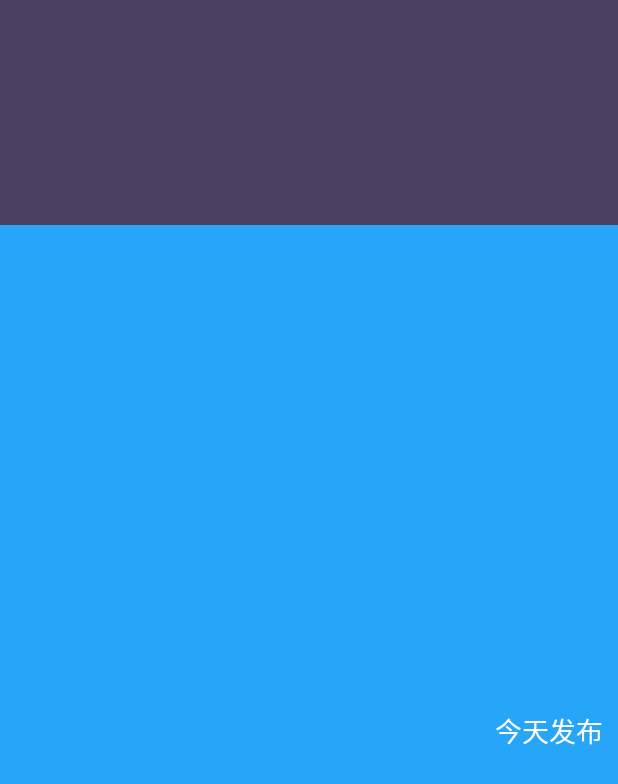
After one commit to ShiYaming/coolweather, an Android app: the WeatherActivity screen opened directly, with no data from a screen before it, on a phone screen of 412 x 824 dp. The commit adds this screen. Shown: the top 784 px of the screen. Run offline under Robolectric (Android 15) with nearby library versions, the phone set to English and light mode, and no system bars.

Commit message:
add the function of showing weather infomation

```diff
--- a/app/src/main/java/com/test/sym/coolwheather/activity/ChooseAreaActivity.java
+++ b/app/src/main/java/com/test/sym/coolwheather/activity/ChooseAreaActivity.java
@@ -2,7 +2,10 @@
 
 import android.app.Activity;
 import android.app.ProgressDialog;
+import android.content.Intent;
+import android.content.SharedPreferences;
 import android.os.Bundle;
+import android.preference.PreferenceManager;
 import android.text.TextUtils;
 import android.view.View;
 import android.view.Window;
@@ -48,6 +51,15 @@
     @Override
     protected void onCreate(Bundle savedInstanceState) {
         super.onCreate(savedInstanceState);
+
+        SharedPreferences prefs = PreferenceManager.getDefaultSharedPreferences(this);
+        if(prefs.getBoolean("city_selected",false)) {
+            Intent intent = new Intent(this,WeatherActivity.class);
+            startActivity(intent);
+            finish();
+            return;
+        }
+
         requestWindowFeature(Window.FEATURE_NO_TITLE);
         setContentView(R.layout.choose_area);
 
@@ -65,6 +77,14 @@
                 } else if (currentLevel == LEVEL_CITY) {
                     selectedCity = cityList.get(index);
                     queryCounties();
+                }
+
+                else if (currentLevel == LEVEL_COUNTY) {
+                    String countyCode = countyList.get(index).getCountyCode();
+                    Intent intent = new Intent(ChooseAreaActivity.this,WeatherActivity.class);
+                    intent.putExtra("county_code",countyCode);
+                    startActivity(intent);
+                    finish();
                 }
             }
         });
--- /dev/null
+++ b/app/src/main/java/com/test/sym/coolwheather/activity/WeatherActivity.java
@@ -0,0 +1,121 @@
+package com.test.sym.coolwheather.activity;
+
+import android.app.Activity;
+import android.content.SharedPreferences;
+import android.os.Bundle;
+import android.preference.PreferenceManager;
+import android.text.TextUtils;
+import android.view.View;
+import android.widget.LinearLayout;
+import android.widget.TextView;
+
+import com.test.sym.coolwheather.R;
+import com.test.sym.coolwheather.util.HttpCallbackListener;
+import com.test.sym.coolwheather.util.HttpUtil;
+import com.test.sym.coolwheather.util.Utility;
+
+public class WeatherActivity extends Activity {
+
+    private LinearLayout weatherInfoLayout;
+    private TextView cityNameText;
+    private TextView publishText;  //show publish date time
+    private TextView weatherDespText;  //describe weather info
+    private TextView temp1Text;   //show temperature 1
+    private TextView temp2Text;     //show temperature 2
+    private TextView currentDateText;  //show current date time
+
+
+
+    @Override
+    protected void onCreate(Bundle savedInstanceState) {
+        super.onCreate(savedInstanceState);
+        setContentView(R.layout.weather_layout);
+        //init
+        weatherInfoLayout = (LinearLayout) findViewById(R.id.weather_info_layout);
+        cityNameText = (TextView) findViewById(R.id.city_name);
+        publishText = (TextView) findViewById(R.id.publish_text);
+        weatherDespText = (TextView) findViewById(R.id.weather_desp);
+        temp1Text = (TextView)findViewById(R.id.temp1);
+        temp2Text = (TextView)findViewById(R.id.temp2);
+        currentDateText = (TextView) findViewById(R.id.current_date);
+        String countyCode = getIntent().getStringExtra("county_code");
+        if (!TextUtils.isEmpty(countyCode)) {
+            publishText.setText("Sync...");
+            weatherInfoLayout.setVisibility(View.INVISIBLE);
+            cityNameText.setVisibility(View.INVISIBLE);
+            queryWeatherCode(countyCode);
+        } else {
+            // local weather when no county code
+            showWeather();
+        }
+
+    }
+
+    /**
+     *  query county weather
+     */
+    private void queryWeatherCode(String countycode) {
+        String address = "http://www.weather.com.cn/data/list3/city" + countycode + ".xml";
+        queryFromServer(address,"countyCode");
+    }
+
+    /**
+     * query weather info associated with weathercode
+     * @param weatherCode
+     */
+
+    private void queryWeatherInfo(String weatherCode) {
+        String address  = "http://www.weather.com.cn/data/cityinfo/" + weatherCode + ".html";
+        queryFromServer(address,"weatherCode");
+    }
+
+    private void queryFromServer(final  String address,final  String type) {
+        HttpUtil.sendHttpRequest(address, new HttpCallbackListener() {
+            @Override
+            public void onFinish(String response) {
+                if ("countyCode".equals(type)) {
+                    if (!TextUtils.isEmpty(response)) {
+                        String[] array = response.split("\\|");
+                        if (array != null && array.length == 2) {
+                            String weatherCode = array[1];
+                            queryWeatherInfo(weatherCode);
+                        }
+                    }
+                } else if ("weatherCode".equals(type)) {
+                    Utility.handleWeatherResponse(WeatherActivity.this, response);
+                    runOnUiThread(new Runnable() {
+                        @Override
+                        public void run() {
+                            showWeather();
+                        }
+                    });
+                }
+            }
+
+            @Override
+            public void onError(Exception e) {
+                runOnUiThread(new Runnable() {
+                    @Override
+                    public void run() {
+                        publishText.setText("sync failed");
+                    }
+                });
+
+            }
+        });
+    }
+    /**
+     * read info from SharedPreference file
+     */
+    private  void  showWeather() {
+        SharedPreferences prefs = PreferenceManager.getDefaultSharedPreferences(this);
+        cityNameText.setText(prefs.getString("city_name",""));
+        temp1Text.setText(prefs.getString("temp1",""));
+        temp2Text.setText(prefs.getString("temp2",""));
+        weatherDespText.setText(prefs.getString("weather_desp",""));
+        publishText.setText("今天" + prefs.getString("publish_time","") + "发布");
+        currentDateText.setText(prefs.getString("current_date",""));
+        weatherInfoLayout.setVisibility(View.VISIBLE);
+        cityNameText.setVisibility(View.VISIBLE);
+    }
+}
--- a/app/src/main/java/com/test/sym/coolwheather/util/Utility.java
+++ b/app/src/main/java/com/test/sym/coolwheather/util/Utility.java
@@ -1,11 +1,21 @@
 package com.test.sym.coolwheather.util;
 
+import android.content.Context;
+import android.content.SharedPreferences;
+import android.preference.PreferenceManager;
 import android.text.TextUtils;
 
 import com.test.sym.coolwheather.db.CoolWeatherDB;
 import com.test.sym.coolwheather.model.City;
 import com.test.sym.coolwheather.model.County;
 import com.test.sym.coolwheather.model.Province;
+
+import org.json.JSONException;
+import org.json.JSONObject;
+
+import java.text.SimpleDateFormat;
+import java.util.Date;
+import java.util.Locale;
 
 /**
  * Created by liuran on 16/3/16.
@@ -67,4 +77,45 @@
         return false;
     }
 
+    /**
+     * resolve and save json info came from server
+     */
+
+    public static void handleWeatherResponse(Context context, String response) {
+        try {
+            JSONObject jsonObject = new JSONObject(response);
+            JSONObject weatherInfo = jsonObject.getJSONObject("weatherinfo");
+            String cityName = weatherInfo.getString("city");
+            String weatherCode = weatherInfo.getString("cityid");
+            String temp1 = weatherInfo.getString("temp1");
+            String temp2 = weatherInfo.getString("temp2");
+            String weatherDesp = weatherInfo.getString("weather");
+            String publishTime = weatherInfo.getString("ptime");
+            saveWeatherInfo(context,cityName,weatherCode,temp1,temp2,weatherDesp,publishTime);
+
+        } catch (JSONException e) {
+            e.printStackTrace();
+        }
+
+    }
+
+    /**
+     *save weather info into SharedPreferences file
+     */
+    public static void saveWeatherInfo(Context context,String cityName,String weatherCode,String temp1,String temp2,
+                                       String  weatherDesp,String publishTime) {
+        SimpleDateFormat sdf = new SimpleDateFormat("yyyy年M月d日" , Locale.CHINA);
+        SharedPreferences.Editor editor = PreferenceManager.getDefaultSharedPreferences(context).edit();
+        editor.putBoolean("city_selected",true);
+        editor.putString("city_name", cityName);
+        editor.putString("weather_code", weatherCode);
+        editor.putString("temp1", temp1);
+        editor.putString("temp2", temp2);
+        editor.putString("weather_desp", weatherDesp);
+        editor.putString("publish_time", publishTime);
+        editor.putString("current_date",sdf.format(new Date()));
+        editor.commit();
+
+    }
+
 }
--- /dev/null
+++ b/app/src/main/res/layout/weather_layout.xml
@@ -0,0 +1,102 @@
+<?xml version="1.0" encoding="utf-8"?>
+<LinearLayout xmlns:android="http://schemas.android.com/apk/res/android"
+    android:orientation="vertical" android:layout_width="match_parent"
+    android:layout_height="match_parent"
+    android:weightSum="1">
+
+    <RelativeLayout
+        android:layout_width="match_parent"
+        android:layout_height="150dp"
+        android:layout_gravity="center_horizontal"
+        android:background="#484161">
+
+        <TextView
+            android:layout_width="wrap_content"
+            android:layout_height="wrap_content"
+            android:text="New Text"
+            android:id="@+id/city_name"
+            android:layout_centerHorizontal="true"
+            android:textColor="#fff"
+            android:layout_marginTop="24sp" />
+    </RelativeLayout>
+
+    <RelativeLayout
+        android:layout_width="match_parent"
+        android:layout_height="0dp"
+        android:layout_weight="1"
+        android:background="#27A5F9">
+
+        <TextView
+            android:layout_width="wrap_content"
+            android:layout_height="wrap_content"
+            android:id="@+id/publish_text"
+            android:layout_centerVertical="true"
+            android:layout_alignParentRight="true"
+            android:layout_marginRight="10dp"
+            android:layout_marginTop="10sp"
+            android:textColor="#FFF"
+            android:textSize="18sp"
+            />
+
+
+        <LinearLayout
+            android:orientation="vertical"
+            android:layout_width="wrap_content"
+            android:layout_height="wrap_content"
+            android:layout_gravity="center_horizontal"
+            android:layout_centerInParent="true"
+            android:id="@+id/weather_info_layout">
+
+            <TextView
+                android:layout_width="wrap_content"
+                android:layout_height="40dp"
+                android:layout_gravity="center"
+                android:textColor="#fff"
+                android:textSize="18sp"
+                android:id="@+id/current_date" />
+
+            <TextView
+                android:layout_width="wrap_content"
+                android:layout_height="60dp"
+                android:id="@+id/weather_desp"
+                android:gravity="center"
+                android:textColor="#fff"
+                android:textSize="40sp"
+                android:layout_gravity="center_horizontal" />
+
+            <LinearLayout
+                android:orientation="horizontal"
+                android:layout_width="match_parent"
+                android:layout_height="match_parent"
+                android:layout_gravity="center_horizontal">
+
+                <TextView
+                    android:layout_width="wrap_content"
+                    android:layout_height="wrap_content"
+                    android:id="@+id/temp1"
+                    android:layout_gravity="center_horizontal"
+                    android:textColor="#fff"
+                    android:textSize="40sp"/>
+
+                <TextView
+                    android:layout_width="wrap_content"
+                    android:layout_height="wrap_content"
+                    android:layout_gravity="center_horizontal"
+                    android:layout_marginRight="10dp"
+                    android:layout_marginLeft="10sp"
+                    android:text="~"
+                    android:textColor="#fff"
+                    android:textSize="40sp"
+                     />
+
+                <TextView
+                    android:layout_width="wrap_content"
+                    android:layout_height="wrap_content"
+                    android:id="@+id/temp2"
+                    android:layout_gravity="center_horizontal"
+                    android:textColor="#fff"
+                    android:textSize="40sp"/>
+            </LinearLayout>
+        </LinearLayout>
+    </RelativeLayout>
+</LinearLayout>
```
Also changed, not shown: app/src/main/AndroidManifest.xml (+6 -5 lines).
